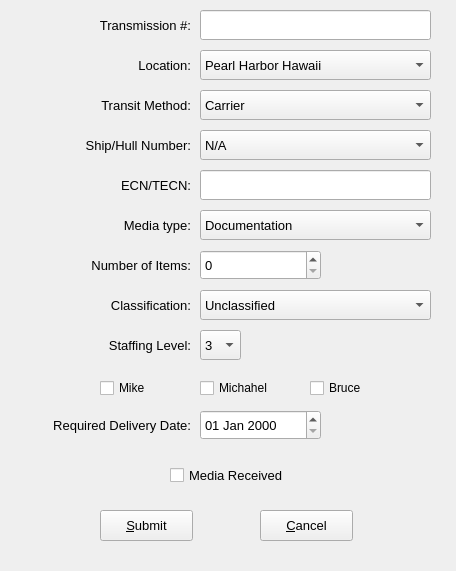
chhimichanga/deliveryqueue, file frmEditDelivery.ui: the form before one commit.
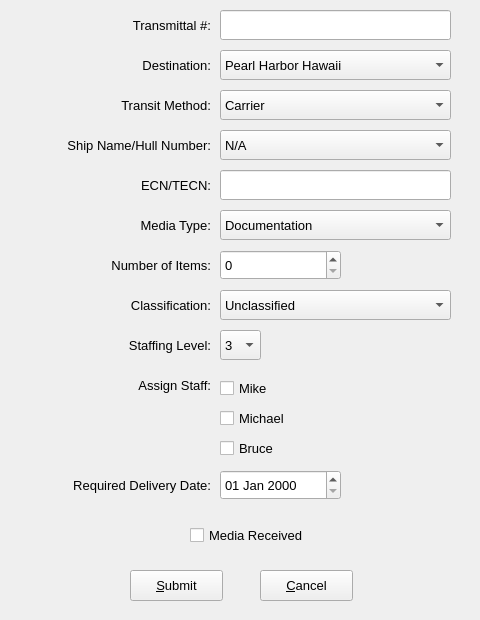
The form after the commit.

Commit message: trying to fix edit delivery bug

The edit to the form file:
```diff
--- a/frmEditDelivery.ui
+++ b/frmEditDelivery.ui
@@ -9,8 +9,8 @@
    <rect>
     <x>0</x>
     <y>0</y>
-    <width>456</width>
-    <height>571</height>
+    <width>480</width>
+    <height>620</height>
    </rect>
   </property>
   <property name="windowTitle">
@@ -19,8 +19,8 @@
   <widget class="QCheckBox" name="chkMediaReceived">
    <property name="geometry">
     <rect>
-     <x>170</x>
-     <y>460</y>
+     <x>190</x>
+     <y>520</y>
      <width>141</width>
      <height>30</height>
     </rect>
@@ -37,8 +37,8 @@
   <widget class="QPushButton" name="btnSubmit">
    <property name="geometry">
     <rect>
-     <x>100</x>
-     <y>510</y>
+     <x>130</x>
+     <y>570</y>
      <width>93</width>
      <height>31</height>
     </rect>
@@ -56,7 +56,7 @@
    <property name="geometry">
     <rect>
      <x>260</x>
-     <y>510</y>
+     <y>570</y>
      <width>93</width>
      <height>31</height>
     </rect>
@@ -73,7 +73,7 @@
   <widget class="QLabel" name="lblClassification">
    <property name="geometry">
     <rect>
-     <x>70</x>
+     <x>90</x>
      <y>290</y>
      <width>121</width>
      <height>30</height>
@@ -97,7 +97,7 @@
   <widget class="QComboBox" name="cboShipHull">
    <property name="geometry">
     <rect>
-     <x>200</x>
+     <x>220</x>
      <y>130</y>
      <width>231</width>
      <height>30</height>
@@ -152,7 +152,7 @@
   <widget class="QLabel" name="lblTransmission">
    <property name="geometry">
     <rect>
-     <x>60</x>
+     <x>80</x>
      <y>10</y>
      <width>131</width>
      <height>30</height>
@@ -164,7 +164,7 @@
     </font>
    </property>
    <property name="text">
-    <string>Transmission #:</string>
+    <string>Transmittal #:</string>
    </property>
    <property name="alignment">
     <set>Qt::AlignRight|Qt::AlignTrailing|Qt::AlignVCenter</set>
@@ -173,8 +173,8 @@
   <widget class="QLabel" name="lblDeliveryDate">
    <property name="geometry">
     <rect>
-     <x>10</x>
-     <y>410</y>
+     <x>30</x>
+     <y>470</y>
      <width>181</width>
      <height>30</height>
     </rect>
@@ -194,7 +194,7 @@
   <widget class="QComboBox" name="cboLocation">
    <property name="geometry">
     <rect>
-     <x>200</x>
+     <x>220</x>
      <y>50</y>
      <width>231</width>
      <height>30</height>
@@ -244,7 +244,7 @@
   <widget class="QLineEdit" name="ledTransmission">
    <property name="geometry">
     <rect>
-     <x>200</x>
+     <x>220</x>
      <y>10</y>
      <width>231</width>
      <height>30</height>
@@ -262,7 +262,7 @@
   <widget class="QLabel" name="lblNumberItems">
    <property name="geometry">
     <rect>
-     <x>50</x>
+     <x>70</x>
      <y>250</y>
      <width>141</width>
      <height>30</height>
@@ -283,9 +283,9 @@
   <widget class="QLabel" name="lblShipHull">
    <property name="geometry">
     <rect>
-     <x>30</x>
+     <x>20</x>
      <y>130</y>
-     <width>161</width>
+     <width>191</width>
      <height>30</height>
     </rect>
    </property>
@@ -295,7 +295,7 @@
     </font>
    </property>
    <property name="text">
-    <string>Ship/Hull Number:</string>
+    <string>Ship Name/Hull Number:</string>
    </property>
    <property name="alignment">
     <set>Qt::AlignRight|Qt::AlignTrailing|Qt::AlignVCenter</set>
@@ -304,7 +304,7 @@
   <widget class="QLineEdit" name="ledECN">
    <property name="geometry">
     <rect>
-     <x>200</x>
+     <x>220</x>
      <y>170</y>
      <width>231</width>
      <height>30</height>
@@ -319,7 +319,7 @@
   <widget class="QSpinBox" name="spnNumberObjects">
    <property name="geometry">
     <rect>
-     <x>200</x>
+     <x>220</x>
      <y>250</y>
      <width>121</width>
      <height>30</height>
@@ -337,8 +337,8 @@
   <widget class="QDateEdit" name="dteDeliveryDate">
    <property name="geometry">
     <rect>
-     <x>200</x>
-     <y>410</y>
+     <x>220</x>
+     <y>470</y>
      <width>121</width>
      <height>30</height>
     </rect>
@@ -369,7 +369,7 @@
   <widget class="QComboBox" name="cboShipping">
    <property name="geometry">
     <rect>
-     <x>200</x>
+     <x>220</x>
      <y>90</y>
      <width>231</width>
      <height>30</height>
@@ -394,7 +394,7 @@
   <widget class="QLabel" name="lblMediaType">
    <property name="geometry">
     <rect>
-     <x>80</x>
+     <x>100</x>
      <y>210</y>
      <width>111</width>
      <height>30</height>
@@ -406,7 +406,7 @@
     </font>
    </property>
    <property name="text">
-    <string>Media type:</string>
+    <string>Media Type:</string>
    </property>
    <property name="alignment">
     <set>Qt::AlignRight|Qt::AlignTrailing|Qt::AlignVCenter</set>
@@ -415,7 +415,7 @@
   <widget class="QLabel" name="lblLocation">
    <property name="geometry">
     <rect>
-     <x>70</x>
+     <x>90</x>
      <y>50</y>
      <width>121</width>
      <height>30</height>
@@ -427,7 +427,7 @@
     </font>
    </property>
    <property name="text">
-    <string>Location:</string>
+    <string>Destination:</string>
    </property>
    <property name="alignment">
     <set>Qt::AlignRight|Qt::AlignTrailing|Qt::AlignVCenter</set>
@@ -436,7 +436,7 @@
   <widget class="QLabel" name="lblStaffing">
    <property name="geometry">
     <rect>
-     <x>70</x>
+     <x>90</x>
      <y>330</y>
      <width>121</width>
      <height>30</height>
@@ -457,7 +457,7 @@
   <widget class="QComboBox" name="cboStaffing">
    <property name="geometry">
     <rect>
-     <x>200</x>
+     <x>220</x>
      <y>330</y>
      <width>41</width>
      <height>30</height>
@@ -490,7 +490,7 @@
   <widget class="QLabel" name="lblShipping">
    <property name="geometry">
     <rect>
-     <x>60</x>
+     <x>80</x>
      <y>90</y>
      <width>131</width>
      <height>30</height>
@@ -511,7 +511,7 @@
   <widget class="QComboBox" name="cboClassification">
    <property name="geometry">
     <rect>
-     <x>200</x>
+     <x>220</x>
      <y>290</y>
      <width>231</width>
      <height>30</height>
@@ -541,7 +541,7 @@
   <widget class="QComboBox" name="cboMediaType">
    <property name="geometry">
     <rect>
-     <x>200</x>
+     <x>220</x>
      <y>210</y>
      <width>231</width>
      <height>30</height>
@@ -571,7 +571,7 @@
   <widget class="QLabel" name="lblECN">
    <property name="geometry">
     <rect>
-     <x>80</x>
+     <x>100</x>
      <y>170</y>
      <width>111</width>
      <height>30</height>
@@ -592,12 +592,17 @@
   <widget class="QCheckBox" name="checkBox">
    <property name="geometry">
     <rect>
-     <x>100</x>
+     <x>220</x>
      <y>380</y>
      <width>71</width>
      <height>16</height>
     </rect>
    </property>
+   <property name="font">
+    <font>
+     <pointsize>10</pointsize>
+    </font>
+   </property>
    <property name="text">
     <string>Mike</string>
    </property>
@@ -605,29 +610,63 @@
   <widget class="QCheckBox" name="checkBox_2">
    <property name="geometry">
     <rect>
-     <x>200</x>
-     <y>380</y>
-     <width>71</width>
+     <x>220</x>
+     <y>410</y>
+     <width>81</width>
      <height>16</height>
     </rect>
    </property>
+   <property name="font">
+    <font>
+     <pointsize>10</pointsize>
+    </font>
+   </property>
    <property name="text">
-    <string>Michahel</string>
+    <string>Michael</string>
    </property>
   </widget>
   <widget class="QCheckBox" name="checkBox_3">
    <property name="geometry">
     <rect>
-     <x>310</x>
-     <y>380</y>
+     <x>220</x>
+     <y>440</y>
      <width>71</width>
      <height>16</height>
     </rect>
    </property>
+   <property name="font">
+    <font>
+     <pointsize>10</pointsize>
+    </font>
+   </property>
    <property name="text">
     <string>Bruce</string>
    </property>
   </widget>
+  <widget class="QLabel" name="label">
+   <property name="geometry">
+    <rect>
+     <x>100</x>
+     <y>370</y>
+     <width>111</width>
+     <height>31</height>
+    </rect>
+   </property>
+   <property name="font">
+    <font>
+     <pointsize>10</pointsize>
+    </font>
+   </property>
+   <property name="layoutDirection">
+    <enum>Qt::LeftToRight</enum>
+   </property>
+   <property name="text">
+    <string>Assign Staff:</string>
+   </property>
+   <property name="alignment">
+    <set>Qt::AlignRight|Qt::AlignTrailing|Qt::AlignVCenter</set>
+   </property>
+  </widget>
  </widget>
  <resources/>
  <connections/>
```
Left out of the diff: 22 changed lines with no effect on the pictures. The commit also changes 15 other files.
